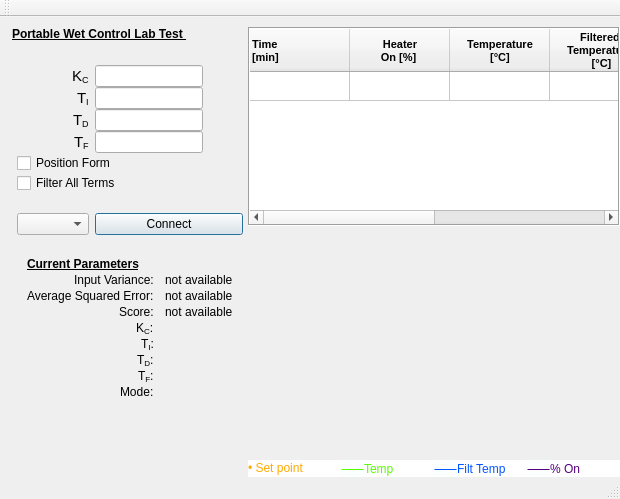
Above: mainwindow.ui from AnthonyA28/Qt-PWCL-test before the change. Below: the same form after it.
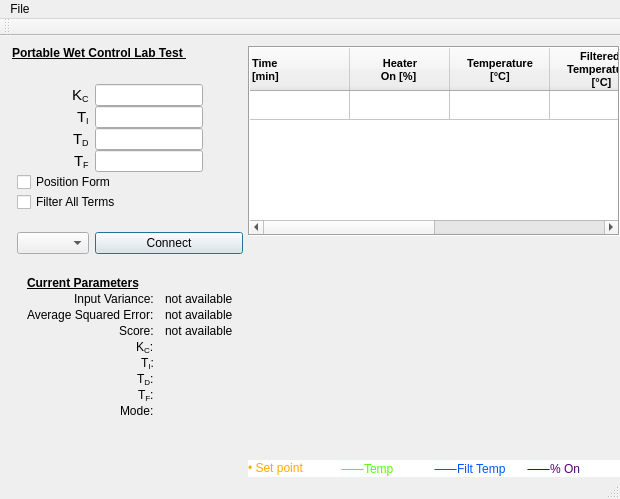
That is the form after the change. Icons and pictures are not drawn. Custom widgets are drawn as their Qt base class.

Commit message: added file explorer for exporting the excel file

Patch:
```diff
--- a/mainwindow.ui
+++ b/mainwindow.ui
@@ -1058,6 +1058,13 @@
      <height>25</height>
     </rect>
    </property>
+   <widget class="QMenu" name="menuFile">
+    <property name="title">
+     <string>File</string>
+    </property>
+    <addaction name="actionExport_Excel_File"/>
+   </widget>
+   <addaction name="menuFile"/>
   </widget>
   <widget class="QToolBar" name="mainToolBar">
    <attribute name="toolBarArea">
```
Left out of the diff: 5 changed lines with no effect on the pictures. The commit also changes 2 other files.
